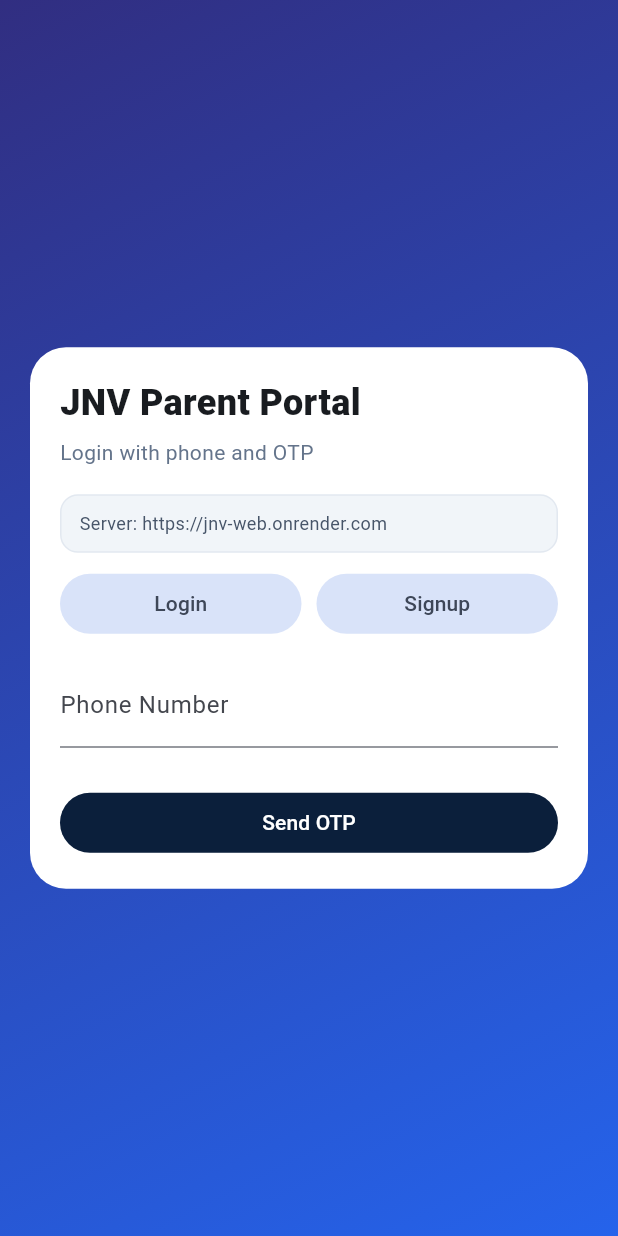
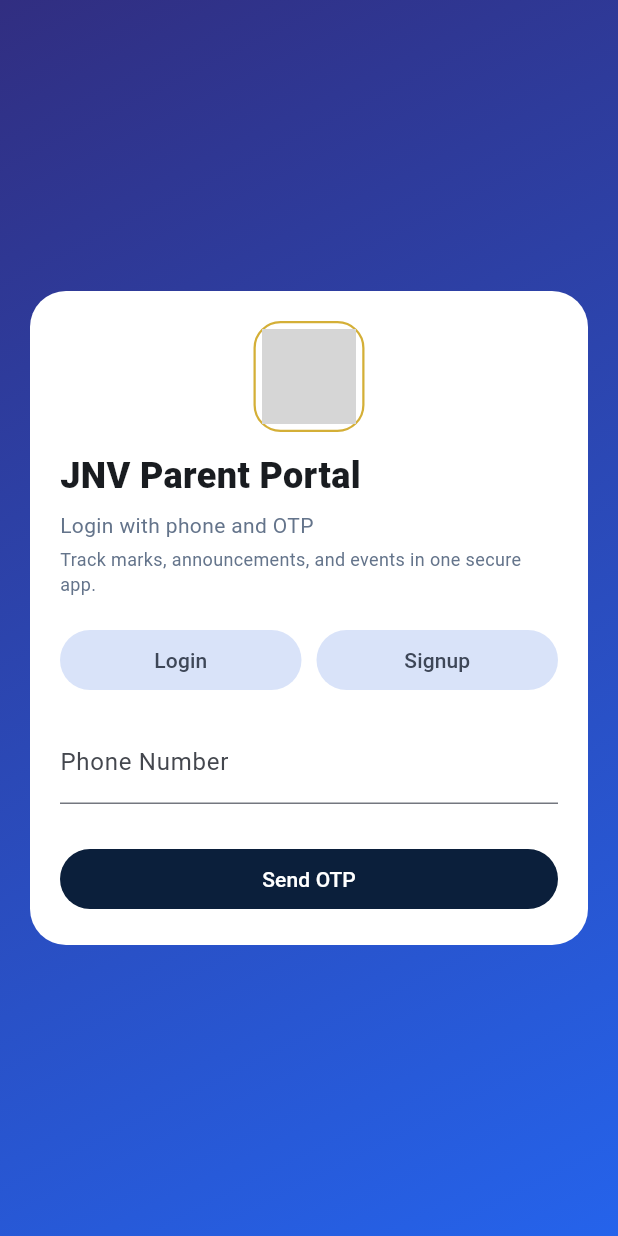
Before and after one commit to Possibly-coder/jnv, a Flutter app: the screen it shows after launch, on a phone screen of 412 x 824 dp. Run offline on Flutter 3.47's test engine with Material 3 defaults, Android fonts, the light colour scheme and no system bars; our stand-ins replace firebase_auth, firebase_core, firebase_messaging, flutter_secure_storage, package_info_plus; accounts and stored records are empty; grey boxes are pictures that could not be loaded.

Commit message:
added (correct) sha keys, removed homepage BE URL

```diff
--- a/mobile/lib/main.dart
+++ b/mobile/lib/main.dart
@@ -848,7 +848,6 @@ class _AuthScreenState extends State<AuthScreen> {
   bool _otpSent = false;
   bool _loading = false;
   String _status = '';
-  final String _apiBase = kApiBaseUrl;
   String _verificationId = '';
   int? _resendToken;
   int _resendSeconds = 0;
@@ -951,7 +950,7 @@ class _AuthScreenState extends State<AuthScreen> {
       _status = '';
     });
     try {
-      final client = BackendClient(_apiBase.trim());
+      final client = BackendClient(kApiBaseUrl.trim());
       String authToken;
 
       if (widget.firebaseEnabled) {
@@ -1017,6 +1016,24 @@ class _AuthScreenState extends State<AuthScreen> {
                 child: Column(
                   crossAxisAlignment: CrossAxisAlignment.start,
                   children: [
+                    Center(
+                      child: Container(
+                        width: 74,
+                        height: 74,
+                        padding: const EdgeInsets.all(4),
+                        decoration: BoxDecoration(
+                          color: Colors.white,
+                          borderRadius: BorderRadius.circular(18),
+                          border: Border.all(color: kBrandGold, width: 1.5),
+                        ),
+                        child: ClipRRect(
+                          borderRadius: BorderRadius.circular(14),
+                          child: Image.asset('assets/jnv-logo.png',
+                              fit: BoxFit.cover),
+                        ),
+                      ),
+                    ),
+                    const SizedBox(height: 12),
                     const Text(
                       'JNV Parent Portal',
                       style:
@@ -1029,23 +1046,12 @@ class _AuthScreenState extends State<AuthScreen> {
                           : 'Login with phone and OTP',
                       style: const TextStyle(color: Color(0xFF64748B)),
                     ),
+                    const SizedBox(height: 4),
+                    const Text(
+                      'Track marks, announcements, and events in one secure app.',
+                      style: TextStyle(fontSize: 12, color: Color(0xFF64748B)),
+                    ),
                     const SizedBox(height: 18),
-                    Container(
-                      width: double.infinity,
-                      padding: const EdgeInsets.symmetric(
-                          horizontal: 12, vertical: 10),
-                      decoration: BoxDecoration(
-                        color: const Color(0xFFF1F5F9),
-                        borderRadius: BorderRadius.circular(12),
-                        border: Border.all(color: const Color(0xFFE2E8F0)),
-                      ),
-                      child: Text(
-                        'Server: $_apiBase',
-                        style: const TextStyle(
-                            fontSize: 12, color: Color(0xFF475569)),
-                      ),
-                    ),
-                    const SizedBox(height: 10),
                     Row(
                       children: [
                         Expanded(
--- a/mobile/pubspec.yaml
+++ b/mobile/pubspec.yaml
@@ -1,7 +1,7 @@
 name: jnv_mobile
 description: JNV parent mobile app
 publish_to: "none"
-version: 0.1.4+5
+version: 0.1.5+6
 
 environment:
   sdk: ">=3.2.0 <4.0.0"
```
Also changed, not shown: 1 other file.
